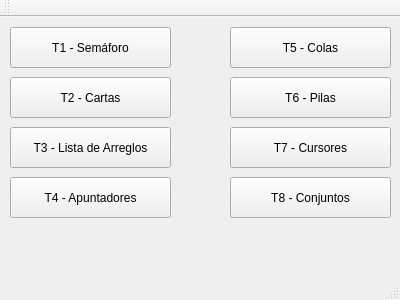
Above: mainwindow.ui from Raimmaster/Tareas-Estructura before the change. Below: the same form after it.
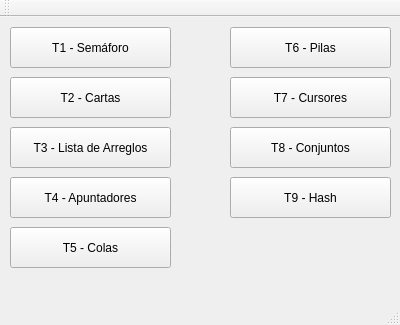
That is the form after the change.

Commit message: Función de hash declarada

Patch:
```diff
--- a/mainwindow.ui
+++ b/mainwindow.ui
@@ -7,7 +7,7 @@
     <x>0</x>
     <y>0</y>
     <width>400</width>
-    <height>300</height>
+    <height>325</height>
    </rect>
   </property>
   <property name="windowTitle">
@@ -70,7 +70,7 @@
     <property name="geometry">
      <rect>
       <x>230</x>
-      <y>60</y>
+      <y>10</y>
       <width>161</width>
       <height>41</height>
      </rect>
@@ -82,8 +82,8 @@
    <widget class="QPushButton" name="bT5">
     <property name="geometry">
      <rect>
-      <x>230</x>
-      <y>10</y>
+      <x>10</x>
+      <y>210</y>
       <width>161</width>
       <height>41</height>
      </rect>
@@ -96,7 +96,7 @@
     <property name="geometry">
      <rect>
       <x>230</x>
-      <y>110</y>
+      <y>60</y>
       <width>161</width>
       <height>41</height>
      </rect>
@@ -109,7 +109,7 @@
     <property name="geometry">
      <rect>
       <x>230</x>
-      <y>160</y>
+      <y>110</y>
       <width>161</width>
       <height>41</height>
      </rect>
@@ -118,6 +118,19 @@
      <string>T8 - Conjuntos</string>
     </property>
    </widget>
+   <widget class="QPushButton" name="bT9">
+    <property name="geometry">
+     <rect>
+      <x>230</x>
+      <y>160</y>
+      <width>161</width>
+      <height>41</height>
+     </rect>
+    </property>
+    <property name="text">
+     <string>T9 - Hash</string>
+    </property>
+   </widget>
   </widget>
   <widget class="QMenuBar" name="menuBar">
    <property name="geometry">
```
The commit also changes 6 other files.
